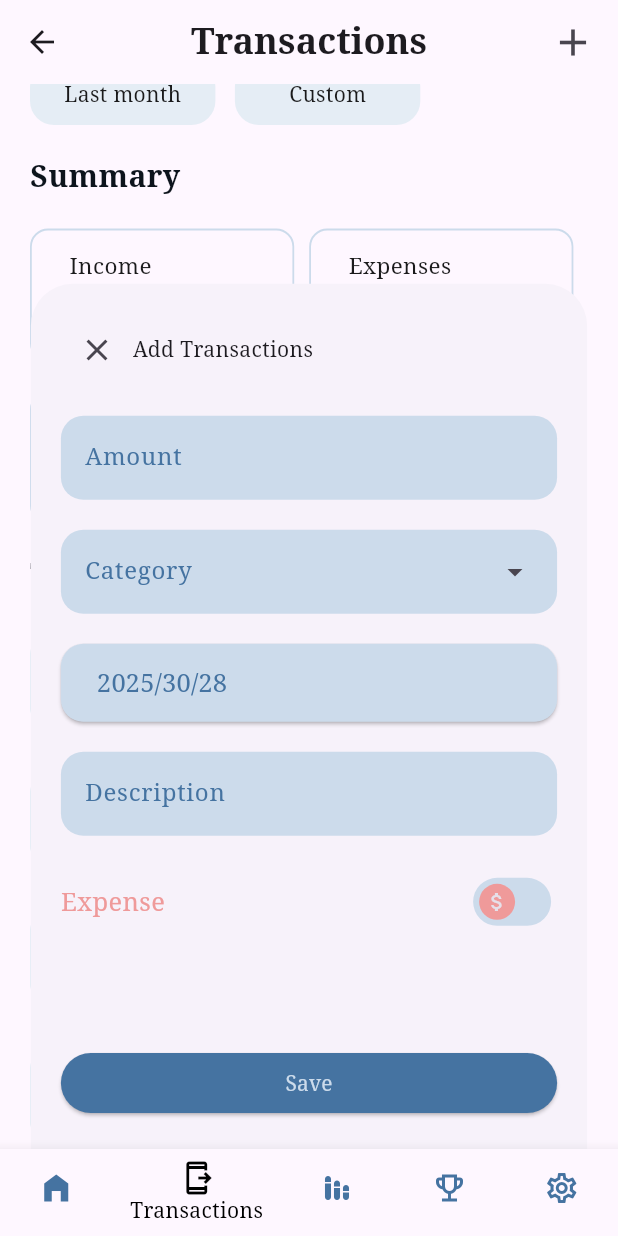
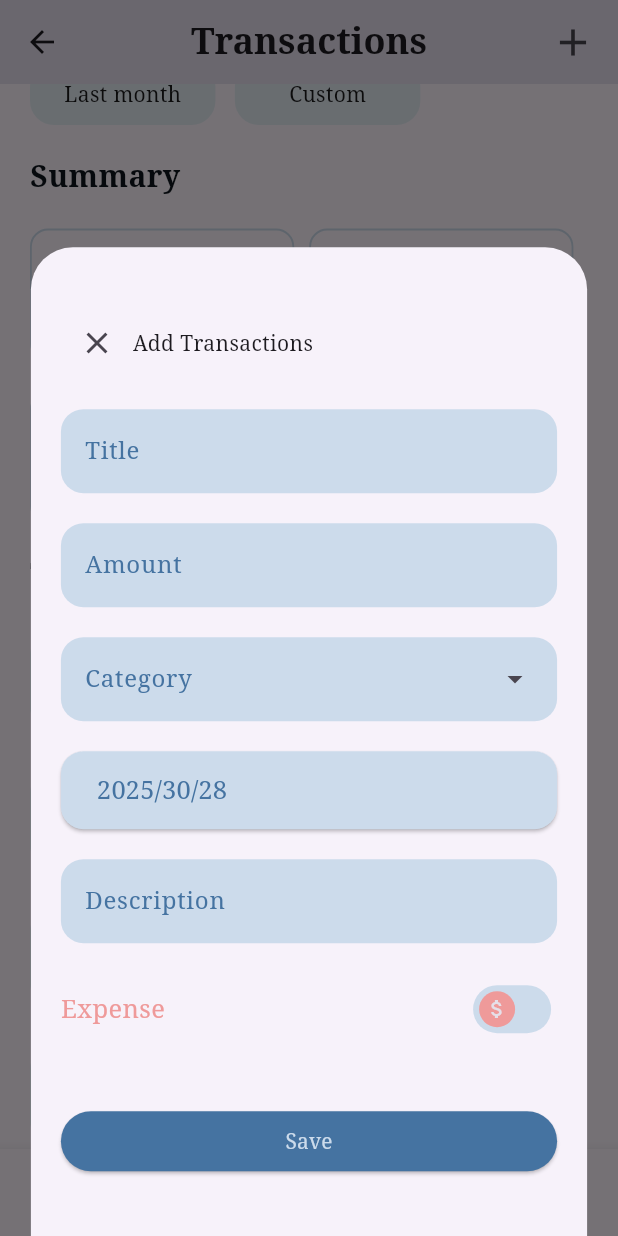
Before and after one commit to SUMANKC7/CapstoneProject-BachatSathi-ExpenseTracker-, a Flutter app: the screen it shows after launch, item 2 of the bottom bar chosen, scrolled down 114 dp, after a tap on the "add" icon, on a phone screen of 412 x 824 dp. Run offline on Flutter 3.47's test engine with Material 3 defaults, Android fonts, the light colour scheme and no system bars; our stand-ins replace cloud_firestore, firebase_auth, firebase_core, google_sign_in; accounts and stored records are empty.

Commit message:
Some data added

```diff
--- a/lib/all_provider.dart
+++ b/lib/all_provider.dart
@@ -1,8 +1,6 @@
 
 import 'package:expensetrack/auth/provider/auth_provider.dart';
 import 'package:expensetrack/features/home/provider/bottom_nav_provider.dart';
-import 'package:expensetrack/features/transactions/provider/select_date_provider.dart';
-import 'package:expensetrack/features/transactions/provider/switch_transaction_provider.dart';
 import 'package:expensetrack/features/transactions/provider/transaction_data_provider.dart';
 import 'package:expensetrack/main.dart';
 import 'package:provider/provider.dart';
@@ -11,8 +9,6 @@ MultiProvider allProviders() {
   return MultiProvider(
     providers: [
       ChangeNotifierProvider(create: (_) => BottomNavProvider()),
-      ChangeNotifierProvider(create: (_) => SelectDateProvider()),
-      ChangeNotifierProvider(create: (_) => SwitchTransactionProvider()),
       ChangeNotifierProvider(create: (_)=>TransactionDataProvider()),
       ChangeNotifierProvider(create: (_)=>AuthProvider()),
     ],
--- a/lib/features/transactions/model/transaction_model.dart
+++ b/lib/features/transactions/model/transaction_model.dart
@@ -1,6 +1,5 @@
-
-
 class TransactionModel {
+  final String title;
   final String amount;
   final String category;
   final String date;
@@ -8,6 +7,7 @@ class TransactionModel {
   final bool expense;
 
   TransactionModel({
+    required this.title,
     required this.amount,
     required this.category,
     required this.date,
@@ -15,10 +15,9 @@ class TransactionModel {
     required this.expense,
   });
 
-
   Map<String, dynamic> toMap() {
     final result = <String, dynamic>{};
-
+    result.addAll({"title": title});
     result.addAll({'amount': amount});
     result.addAll({'category': category});
     result.addAll({'date': date});
@@ -30,12 +29,12 @@ class TransactionModel {
 
   factory TransactionModel.fromMap(Map<String, dynamic> map) {
     return TransactionModel(
+      title: map["title"] ?? "",
       amount: map['amount'] ?? '',
       category: map['category'] ?? '',
-      date: map["date"]??"",
+      date: map["date"] ?? "",
       description: map['description'] ?? '',
       expense: map['expense'] ?? false,
     );
   }
-
 }
--- a/lib/features/transactions/provider/transaction_data_provider.dart
+++ b/lib/features/transactions/provider/transaction_data_provider.dart
@@ -76,37 +76,98 @@ class TransactionDataProvider extends ChangeNotifier {
   //   super.dispose();
   // }
 
+  // final _amountController = TextEditingController();
+  // final _descriptionController = TextEditingController();
+  // bool _income = false;
+  // final DateTime _dateTime = DateTime.now();
+
+  // DateTime get dateTime => _dateTime;
+  // String get formattedDate => DateFormat("yyyy/mm/dd").format(_dateTime);
+  // TextEditingController get amountController => _amountController;
+  // TextEditingController get descriptionController => _descriptionController;
+  // bool get income => _income;
+
+  // final List<String> _categories = [
+  //   "Food",
+  //   "Entertainment",
+  //   "Shopping",
+  //   "Transportation",
+  //   "utilities",
+  // ];
+  // List<String> get categories => _categories;
+
+  // String _selectedCategory = "Category";
+  // String get selectedcategory => _selectedCategory;
+
+  // final firebasefirestore = FirebaseFirestore.instance;
+
+  // void selectcategory(String category) {
+  //   _selectedCategory = category;
+  //   notifyListeners();
+  // }
+
+  // void switchExpense(value) {
+  //   _income = value;
+  //   notifyListeners();
+  // }
+
+  // Future<void> addTransaction() async {
+  //   try {
+  //     final transactionData = TransactionModel(
+  //       amount: _amountController.text,
+  //       category: _selectedCategory,
+  //       date: formattedDate,
+  //       description: _descriptionController.text,
+  //       expense: _income,
+  //     );
+  //     await firebasefirestore
+  //         .collection("Transaction")
+  //         .add(transactionData.toMap());
+
+  //     //Clearing the data
+  //     _amountController.clear();
+  //     _descriptionController.clear();
+  //     _selectedCategory = "Category";
+  //     _income = false;
+
+  //   } catch (e) {
+  //     log("Error occurred :$e");
+  //   }
+
+  // }
+  // @override
+  // void dispose() {
+  //      _amountController.dispose();
+  //     _descriptionController.dispose();
+  //   super.dispose();
+  // }
+
+  final firebaseFirestore = FirebaseFirestore.instance;
+  final _titleController = TextEditingController();
   final _amountController = TextEditingController();
   final _descriptionController = TextEditingController();
   bool _income = false;
-  final DateTime _dateTime = DateTime.now();
+  final DateTime _currentdate = DateTime.now();
+  String _selectedcategory = "categories";
 
-  DateTime get dateTime => _dateTime;
-  String get formattedDate => DateFormat("yyyy/mm/dd").format(_dateTime);
+  TextEditingController get titleController => _titleController;
   TextEditingController get amountController => _amountController;
   TextEditingController get descriptionController => _descriptionController;
+
+  String get formattedDate => DateFormat("yyyy/mm/dd").format(_currentdate);
   bool get income => _income;
 
-  final List<String> _categories = [
-    "Food",
-    "Entertainment",
-    "Shopping",
-    "Transportation",
-    "utilities",
-  ];
+  final List<String> _categories = ["Food", "Clothes", "Entertainment", "Game"];
+
   List<String> get categories => _categories;
+  String get selectedCategory => _selectedcategory;
 
-  String _selectedCategory = "Category";
-  String get selectedcategory => _selectedCategory;
-
-  final firebasefirestore = FirebaseFirestore.instance;
-
-  void selectcategory(String category) {
-    _selectedCategory = category;
+  void selectCategory(value) {
+    _selectedcategory = value;
     notifyListeners();
   }
 
-  void switchExpense(value) {
+  void isIncome(bool value) {
     _income = value;
     notifyListeners();
   }
@@ -115,30 +176,21 @@ class TransactionDataProvider extends ChangeNotifier {
     try {
       final transactionData = TransactionModel(
         amount: _amountController.text,
-        category: _selectedCategory,
+        category: _selectedcategory,
         date: formattedDate,
         description: _descriptionController.text,
         expense: _income,
+        title: _titleController.text,
       );
-      await firebasefirestore
-          .collection("Transaction")
-          .add(transactionData.toMap());
 
-      //Clearing the data
-      _amountController.clear();
-      _descriptionController.clear();
-      _selectedCategory = "Category";
-      _income = false;
-
+      await firebaseFirestore
+          .collection("Transactions")
+          .doc("Transaction")
+          .set(transactionData.toMap());
+      log(transactionData.amount);
+      notifyListeners();
     } catch (e) {
-      log("Error occurred :$e");
+      log("some error occurred $e");
     }
-
-  }
-  @override
-  void dispose() {
-       _amountController.dispose();
-      _descriptionController.dispose();
-    super.dispose();
   }
 }
--- a/lib/features/transactions/widgets/add_transaction_bottomsheet.dart
+++ b/lib/features/transactions/widgets/add_transaction_bottomsheet.dart
@@ -1,4 +1,3 @@
-
 import 'package:expensetrack/core/appcolors.dart';
 import 'package:expensetrack/features/transactions/provider/transaction_data_provider.dart';
 import 'package:expensetrack/features/transactions/widgets/add_dates.dart';
@@ -12,24 +11,34 @@ class AddTransactionBottomsheet extends StatelessWidget {
 
   @override
   Widget build(BuildContext context) {
-    final addTransactionProvider = Provider.of<TransactionDataProvider>( context,listen: false );
+    final addTransactionProvider = Provider.of<TransactionDataProvider>(
+      context,
+      listen: false,
+    );
 
     return IconButton(
       onPressed: () {
-        showBottomSheet(
+        showModalBottomSheet(
+          isScrollControlled: true,
           constraints: BoxConstraints.tight(
             Size(
               MediaQuery.sizeOf(context).width * 0.9,
-              MediaQuery.sizeOf(context).height * 0.7,
+              MediaQuery.sizeOf(context).height * 0.8,
             ),
           ),
           context: context,
           builder: (context) {
             return Padding(
-              padding: EdgeInsets.all(20),
-              child: Column(
-                spacing: 20,
+              padding: EdgeInsets.only(
+                    left: 20,
+      right: 20,
+      top: 20,
+                bottom: MediaQuery.of(context).viewInsets.bottom
+              ),
+              child: ListView(
+
                 children: [
+                  SizedBox(height: 20,),
                   Row(
                     children: [
                       IconButton(
@@ -41,30 +50,37 @@ class AddTransactionBottomsheet extends StatelessWidget {
                       Text("Add Transactions"),
                     ],
                   ),
-
+                  SizedBox(height: 20,),
+                  transactionadd(mycontroller: addTransactionProvider.titleController, hinttext: 'Title', keyboardtype: TextInputType.text),
+ SizedBox(height: 20,),
                   transactionadd(
                     mycontroller: addTransactionProvider.amountController,
                     hinttext: "Amount",
                     keyboardtype: TextInputType.number,
                   ),
-
+ SizedBox(height: 20,),
                   DropDownWidget(),
+                   SizedBox(height: 20,),
                   AddDates(),
+                   SizedBox(height: 20,),
                   transactionadd(
                     mycontroller: addTransactionProvider.descriptionController,
                     hinttext: "Description",
-                    keyboardtype: TextInputType.multiline,
+                    keyboardtype:TextInputType.text ,
                   ),
+                   SizedBox(height: 20,),
                   SwitchTransactionWidget(),
-                  Spacer(),
+                   SizedBox(height: 40,),
                   ElevatedButton(
                     onPressed: () {
                       addTransactionProvider.addTransaction();
-                      ScaffoldMessenger.of(
-                        context,
-                      ).showSnackBar(SnackBar(
-                        duration: Duration(milliseconds: 300),
-                        content: Text("content added")));
+                      ScaffoldMessenger.of(context).showSnackBar(
+                        SnackBar(
+                          duration: Duration(milliseconds: 300),
+                          content: Text("content added"),
+                        ),
+                      );
+                      Navigator.pop(context);
                     },
                     style: ElevatedButton.styleFrom(
                       backgroundColor: AppColors.navBarIcon,
@@ -92,6 +108,7 @@ TextFormField transactionadd({
   required keyboardtype,
 }) {
   return TextFormField(
+    focusNode: FocusNode(),
     controller: mycontroller,
     keyboardType: keyboardtype,
     maxLines: null,
--- a/lib/features/transactions/widgets/drop_down_widget.dart
+++ b/lib/features/transactions/widgets/drop_down_widget.dart
@@ -1,4 +1,3 @@
-
 import 'package:expensetrack/core/appcolors.dart';
 import 'package:expensetrack/features/transactions/provider/transaction_data_provider.dart';
 import 'package:flutter/material.dart';
@@ -14,15 +13,16 @@ class DropDownWidget extends StatefulWidget {
 class _DropDownWidgetState extends State<DropDownWidget> {
   @override
   Widget build(BuildContext context) {
-    final transactionDataprovider = Provider.of<TransactionDataProvider>(context,listen: false);
+    final transactionDataprovider = Provider.of<TransactionDataProvider>(
+      context,
+      listen: false,
+    );
     return DropdownMenu<String>(
       menuStyle: MenuStyle(
-        backgroundColor: WidgetStateProperty.all(
-          AppColors.summaryBorder
+        backgroundColor: WidgetStateProperty.all(AppColors.summaryBorder),
+        fixedSize: WidgetStateProperty.all<Size>(
+          Size(280, 200), // width and max height of dropdown menu
         ),
-          fixedSize: WidgetStateProperty.all<Size>(
-      Size(280, 200), // width and max height of dropdown menu
-    ),
       ),
       width: double.infinity,
       hintText: "Category",
@@ -30,20 +30,20 @@ class _DropDownWidgetState extends State<DropDownWidget> {
         hintStyle: TextStyle(color: AppColors.transactiontype),
         enabledBorder: OutlineInputBorder(
           borderSide: BorderSide(color: Colors.transparent),
-          borderRadius: BorderRadius.circular(15)
+          borderRadius: BorderRadius.circular(15),
         ),
 
         fillColor: AppColors.summaryBorder,
-        filled: true
+        filled: true,
       ),
-      initialSelection: transactionDataprovider.selectedcategory,
       onSelected: (String? value) {
         if (value != null) {
-          transactionDataprovider.selectcategory(value);
+          transactionDataprovider.selectCategory(value);
         }
       },
-      dropdownMenuEntries: transactionDataprovider.categories.map((item) {
-        return DropdownMenuEntry(value: item, label: item,);
+      initialSelection: transactionDataprovider.selectedCategory,
+      dropdownMenuEntries: transactionDataprovider.categories.map((category) {
+        return DropdownMenuEntry(value: category, label: category);
       }).toList(),
     );
   }
--- a/lib/features/transactions/widgets/switch_transaction_widget.dart
+++ b/lib/features/transactions/widgets/switch_transaction_widget.dart
@@ -1,4 +1,3 @@
-
 import 'package:expensetrack/core/appcolors.dart';
 import 'package:expensetrack/features/transactions/provider/transaction_data_provider.dart';
 import 'package:flutter/material.dart';
@@ -9,24 +8,25 @@ class SwitchTransactionWidget extends StatelessWidget {
 
   @override
   Widget build(BuildContext context) {
-    final provider = Provider.of<TransactionDataProvider>(context);
+    final provider = Provider.of<TransactionDataProvider>(
+      context,
+
+    );
     final toggleButton = provider.income;
     return Row(
       mainAxisAlignment: MainAxisAlignment.spaceBetween,
       children: [
         Text(
-          toggleButton? "Income" : "Expense",
+          toggleButton ? "Income" : "Expense",
           style: TextStyle(
             fontSize: 17,
-            color: toggleButton
-                ? AppColors.green
-                : AppColors.expenseColor,
+            color: toggleButton ? AppColors.green : AppColors.expenseColor,
           ),
         ),
         Switch(
-          value: toggleButton,
-          onChanged: (value) {
-            provider.switchExpense(value);
+          value: provider.income,
+          onChanged: (bool value) {
+            provider.isIncome(value);
           },
           activeColor: AppColors.green,
           inactiveThumbColor: AppColors.expenseColor,
--- a/pubspec.yaml
+++ b/pubspec.yaml
@@ -66,8 +66,8 @@ flutter:
   uses-material-design: true
 
   # To add assets to your application, add an assets section, like this:
-  # assets:
-  #   - images/a_dot_burr.jpeg
+  assets:
+    - assets/images/
   #   - images/a_dot_ham.jpeg
 
   # An image asset can refer to one or more resolution-specific "variants", see
```
Also changed, not shown: lib/features/transactions/provider/drop_down_provider.dart (deleted, +0 -20 lines), lib/features/transactions/provider/select_date_provider.dart (deleted, +0 -23 lines), lib/features/transactions/provider/switch_transaction_provider.dart (deleted, +0 -12 lines), lib/features/transactions/widgets/add_transaction.dart (deleted, +0 -10 lines).
